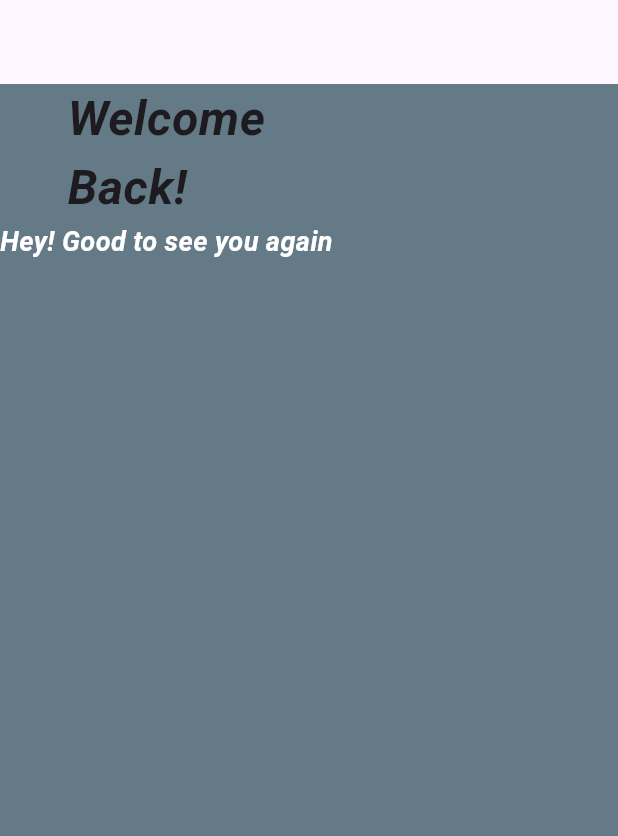
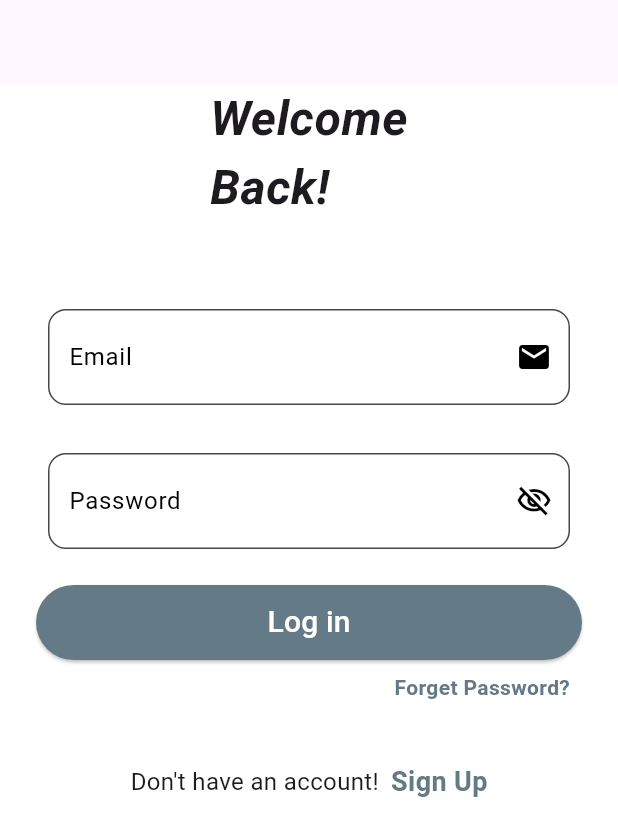
Before and after one commit to kashpour/TaskManagmentBloc, a Flutter app: the screen it shows after launch, on a phone screen of 412 x 824 dp. Shown: the top 836 px of the screen. Run offline on Flutter 3.47's test engine with Material 3 defaults, Android fonts, the phone set to English and light mode, and no system bars; our stand-ins replace bloc, firebase_auth, flutter_bloc; accounts and stored records are empty.

Commit message:
log in layout commit

```diff
--- a/lib/features/auth/view/login/login_view.dart
+++ b/lib/features/auth/view/login/login_view.dart
@@ -7,13 +7,13 @@ class LoginView extends StatelessWidget {
   @override
   Widget build(BuildContext context) {
     return Scaffold(
-      backgroundColor: mainColor,
+      backgroundColor: Colors.white,
       appBar: AppBar(
         automaticallyImplyLeading: false,
       ),
-      body: const Column(
+      body: Column(
         children: [
-          Text(
+          const Text(
             'Welcome\nBack!',
             style: TextStyle(
               fontSize: 32.0,
@@ -21,7 +21,7 @@ class LoginView extends StatelessWidget {
               fontStyle: FontStyle.italic,
             ),
           ),
-          Text(
+          const Text(
             'Hey! Good to see you again',
             style: TextStyle(
               fontSize: 18.0,
@@ -29,6 +29,111 @@ class LoginView extends StatelessWidget {
               fontWeight: FontWeight.bold,
               fontStyle: FontStyle.italic,
             ),
+          ),
+          Padding(
+            padding: const EdgeInsets.all(16.0),
+            child: Column(
+              mainAxisAlignment: MainAxisAlignment.center,
+              crossAxisAlignment: CrossAxisAlignment.center,
+              children: [
+                Padding(
+                  padding: const EdgeInsets.all(16.0),
+                  child: TextField(
+                    decoration: InputDecoration(
+                      fillColor: Colors.white,
+                      filled: true,
+                      hintText: 'Email',
+                      hintStyle: const TextStyle(color: Colors.black),
+                      floatingLabelBehavior: FloatingLabelBehavior.always,
+                      contentPadding: const EdgeInsets.symmetric(
+                          vertical: 20.0, horizontal: 10.0),
+                      border: OutlineInputBorder(
+                          borderRadius: BorderRadius.circular(12)),
+                      suffixIcon: const Icon(
+                        Icons.email,
+                        color: Colors.black,
+                      ),
+                    ),
+                  ),
+                ),
+                Padding(
+                  padding: const EdgeInsets.all(16.0),
+                  child: TextField(
+                    obscureText: true,
+                    decoration: InputDecoration(
+                      fillColor: Colors.white,
+                      filled: true,
+                      hintText: 'Password',
+                      hintStyle: const TextStyle(color: Colors.black),
+                      floatingLabelBehavior: FloatingLabelBehavior.always,
+                      contentPadding: const EdgeInsets.symmetric(
+                          vertical: 20.0, horizontal: 10.0),
+                      border: OutlineInputBorder(
+                          borderRadius: BorderRadius.circular(12)),
+                      suffixIcon: const Icon(
+                        Icons.visibility_off_outlined,
+                        color: Colors.black,
+                      ),
+                    ),
+                  ),
+                ),
+                Padding(
+                  padding: const EdgeInsets.all(8.0),
+                  child: ElevatedButton(
+                    style: ElevatedButton.styleFrom(
+                        backgroundColor: mainColor,
+                        fixedSize: Size(MediaQuery.of(context).size.width, 50)),
+                    onPressed: () {},
+                    child: const Text(
+                      'Log in',
+                      style: TextStyle(color: Colors.white, fontSize: 20.0),
+                    ),
+                  ),
+                ),
+                Padding(
+                  padding: const EdgeInsets.only(right: 16.0),
+                  child: Row(
+                    mainAxisAlignment: MainAxisAlignment.end,
+                    children: [
+                      GestureDetector(
+                        onTap: () {},
+                        child: const Text(
+                          'Forget Password?',
+                          style: TextStyle(
+                              color: mainColor, fontWeight: FontWeight.bold),
+                        ),
+                      ),
+                    ],
+                  ),
+                ),
+                Padding(
+                  padding: const EdgeInsets.all(40),
+                  child: Row(
+                    mainAxisAlignment: MainAxisAlignment.center,
+                    children: [
+                      const Text(
+                        "Don't have an account!",
+                        style: TextStyle(
+                          fontSize: 16.0,
+                        ),
+                      ),
+                      const SizedBox(
+                        width: 8.0,
+                      ),
+                      GestureDetector(
+                          onTap: () {},
+                          child: const Text(
+                            'Sign Up',
+                            style: TextStyle(
+                                fontSize: 18.0,
+                                color: mainColor,
+                                fontWeight: FontWeight.bold),
+                          ))
+                    ],
+                  ),
+                )
+              ],
+            ),
           )
         ],
       ),
```
